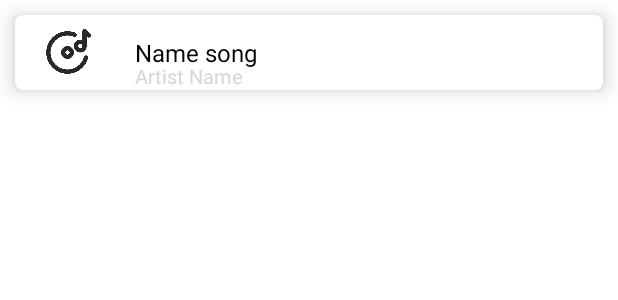
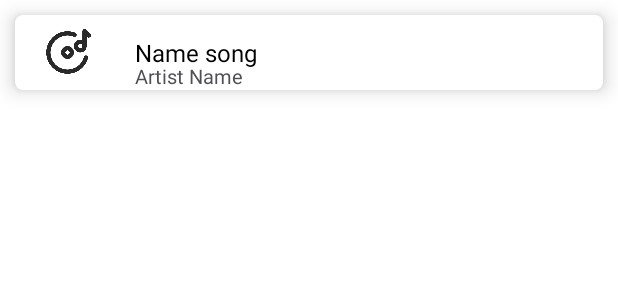
Before and after one commit to mihntam/MusicStreaming, an Android app: the layout music_item.xml on its own in the app's theme, with its tools: preview values and no code run, on a phone screen of 412 x 824 dp. Shown: the top 300 px of the screen. Run offline under Robolectric (Android 15) with nearby library versions, the phone set to English and light mode, and no system bars.

Commit message:
fix color change

```diff
--- a/app/src/main/res/drawable/item_selector.xml
+++ b/app/src/main/res/drawable/item_selector.xml
@@ -2,7 +2,7 @@
 <selector xmlns:android="http://schemas.android.com/apk/res/android">
     <item
         android:state_selected="true"
-        android:color="@color/gray"/>
+        android:color="@color/grey"/>
     <item
         android:state_selected="false"
         android:color="@color/smoke"/>
--- a/app/src/main/res/layout/music_item.xml
+++ b/app/src/main/res/layout/music_item.xml
@@ -41,7 +41,7 @@
             android:id="@+id/artist_name"
             android:layout_width="wrap_content"
             android:layout_height="wrap_content"
-            android:textColor="@color/gray"
+            android:textColor="@color/grey"
             android:textSize="13dp"
             android:text="Artist Name"
             android:layout_marginStart="20dp"
```
